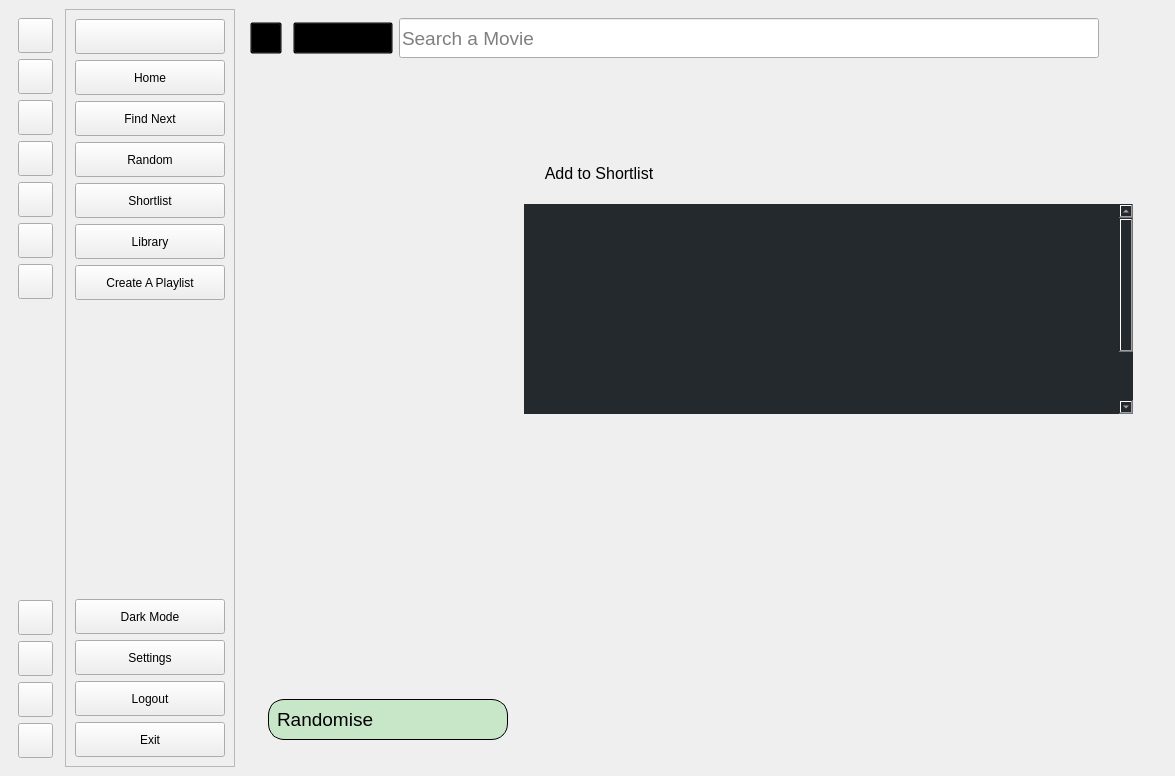
Before: the Qt Designer form UI/ui_main.ui in lakshya076/Cinematch, drawn with Qt 5.
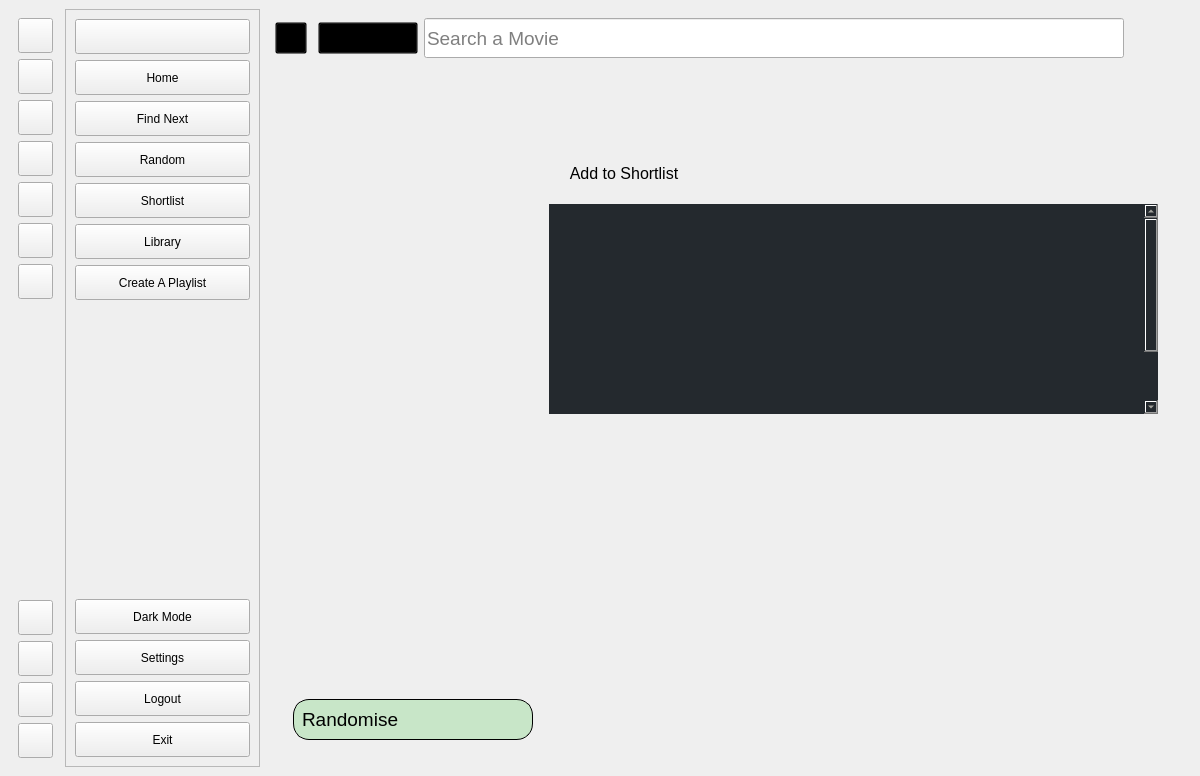
After: the same form once the commit is applied. The open tabs and pages were chosen to show the change. Icons and pictures are not drawn. Custom widgets are drawn as their Qt base class.

Diff of the .ui file:
```diff
--- a/UI/ui_main.ui
+++ b/UI/ui_main.ui
@@ -580,13 +580,13 @@
         <widget class="QPushButton" name="menu_expand">
          <property name="minimumSize">
           <size>
-           <width>150</width>
+           <width>175</width>
            <height>35</height>
           </size>
          </property>
          <property name="maximumSize">
           <size>
-           <width>150</width>
+           <width>175</width>
            <height>35</height>
           </size>
          </property>
@@ -621,13 +621,13 @@
         <widget class="QPushButton" name="home_expand">
          <property name="minimumSize">
           <size>
-           <width>150</width>
+           <width>175</width>
            <height>35</height>
           </size>
          </property>
          <property name="maximumSize">
           <size>
-           <width>150</width>
+           <width>175</width>
            <height>35</height>
           </size>
          </property>
@@ -666,13 +666,13 @@
         <widget class="QPushButton" name="findnext_expand">
          <property name="minimumSize">
           <size>
-           <width>150</width>
+           <width>175</width>
            <height>35</height>
           </size>
          </property>
          <property name="maximumSize">
           <size>
-           <width>150</width>
+           <width>175</width>
            <height>35</height>
           </size>
          </property>
@@ -711,13 +711,13 @@
         <widget class="QPushButton" name="random_expand">
          <property name="minimumSize">
           <size>
-           <width>150</width>
+           <width>175</width>
            <height>35</height>
           </size>
          </property>
          <property name="maximumSize">
           <size>
-           <width>150</width>
+           <width>175</width>
            <height>35</height>
           </size>
          </property>
@@ -756,13 +756,13 @@
         <widget class="QPushButton" name="shortlist_expand">
          <property name="minimumSize">
           <size>
-           <width>150</width>
+           <width>175</width>
            <height>35</height>
           </size>
          </property>
          <property name="maximumSize">
           <size>
-           <width>150</width>
+           <width>175</width>
            <height>35</height>
           </size>
          </property>
@@ -801,13 +801,13 @@
         <widget class="QPushButton" name="library_expand">
          <property name="minimumSize">
           <size>
-           <width>150</width>
+           <width>175</width>
            <height>35</height>
           </size>
          </property>
          <property name="maximumSize">
           <size>
-           <width>150</width>
+           <width>175</width>
            <height>35</height>
           </size>
          </property>
@@ -846,13 +846,13 @@
         <widget class="QPushButton" name="create_expand">
          <property name="minimumSize">
           <size>
-           <width>150</width>
+           <width>175</width>
            <height>35</height>
           </size>
          </property>
          <property name="maximumSize">
           <size>
-           <width>150</width>
+           <width>175</width>
            <height>35</height>
           </size>
          </property>
@@ -904,13 +904,13 @@
         <widget class="QPushButton" name="mode_expand">
          <property name="minimumSize">
           <size>
-           <width>150</width>
+           <width>175</width>
            <height>35</height>
           </size>
          </property>
          <property name="maximumSize">
           <size>
-           <width>150</width>
+           <width>175</width>
            <height>35</height>
           </size>
          </property>
@@ -948,13 +948,13 @@
         <widget class="QPushButton" name="settings_expand">
          <property name="minimumSize">
           <size>
-           <width>150</width>
+           <width>175</width>
            <height>35</height>
           </size>
          </property>
          <property name="maximumSize">
           <size>
-           <width>150</width>
+           <width>175</width>
            <height>35</height>
           </size>
          </property>
@@ -993,13 +993,13 @@
         <widget class="QPushButton" name="logout_expand">
          <property name="minimumSize">
           <size>
-           <width>150</width>
+           <width>175</width>
            <height>35</height>
           </size>
          </property>
          <property name="maximumSize">
           <size>
-           <width>150</width>
+           <width>175</width>
            <height>35</height>
           </size>
          </property>
@@ -1037,13 +1037,13 @@
         <widget class="QPushButton" name="exit_expand">
          <property name="minimumSize">
           <size>
-           <width>150</width>
+           <width>175</width>
            <height>35</height>
           </size>
          </property>
          <property name="maximumSize">
           <size>
-           <width>150</width>
+           <width>175</width>
            <height>35</height>
           </size>
          </property>
@@ -1840,31 +1840,31 @@
                  </property>
                  <property name="html">
                   <string>&lt;!DOCTYPE HTML PUBLIC &quot;-//W3C//DTD HTML 4.0//EN&quot; &quot;http://www.w3.org/TR/REC-html40/strict.dtd&quot;&gt;
-                      &lt;html&gt;&lt;head&gt;&lt;meta name=&quot;qrichtext&quot; content=&quot;1&quot; /&gt;&lt;style
-                      type=&quot;text/css&quot;&gt;
-                      p, li { white-space: pre-wrap; }
-                      &lt;/style&gt;&lt;/head&gt;&lt;body style=&quot; font-family:'MS Shell Dlg 2'; font-size:14pt;
-                      font-weight:400; font-style:normal;&quot;&gt;
-                      &lt;p style=&quot; margin-top:0px; margin-bottom:0px; margin-left:0px; margin-right:0px;
-                      -qt-block-indent:0; text-indent:0px;&quot;&gt; &lt;/p&gt;
-                      &lt;p style=&quot; margin-top:0px; margin-bottom:0px; margin-left:0px; margin-right:0px;
-                      -qt-block-indent:0; text-indent:0px;&quot;&gt; &lt;/p&gt;
-                      &lt;p style=&quot; margin-top:0px; margin-bottom:0px; margin-left:0px; margin-right:0px;
-                      -qt-block-indent:0; text-indent:0px;&quot;&gt; &lt;/p&gt;
-                      &lt;p style=&quot; margin-top:0px; margin-bottom:0px; margin-left:0px; margin-right:0px;
-                      -qt-block-indent:0; text-indent:0px;&quot;&gt; &lt;/p&gt;
-                      &lt;p style=&quot; margin-top:0px; margin-bottom:0px; margin-left:0px; margin-right:0px;
-                      -qt-block-indent:0; text-indent:0px;&quot;&gt; &lt;/p&gt;
-                      &lt;p style=&quot; margin-top:0px; margin-bottom:0px; margin-left:0px; margin-right:0px;
-                      -qt-block-indent:0; text-indent:0px;&quot;&gt; &lt;/p&gt;
-                      &lt;p style=&quot; margin-top:0px; margin-bottom:0px; margin-left:0px; margin-right:0px;
-                      -qt-block-indent:0; text-indent:0px;&quot;&gt; &lt;/p&gt;
-                      &lt;p style=&quot; margin-top:0px; margin-bottom:0px; margin-left:0px; margin-right:0px;
-                      -qt-block-indent:0; text-indent:0px;&quot;&gt; &lt;/p&gt;
-                      &lt;p style=&quot; margin-top:0px; margin-bottom:0px; margin-left:0px; margin-right:0px;
-                      -qt-block-indent:0; text-indent:0px;&quot;&gt; &lt;/p&gt;
-                      &lt;p style=&quot; margin-top:0px; margin-bottom:0px; margin-left:0px; margin-right:0px;
-                      -qt-block-indent:0; text-indent:0px;&quot;&gt; &lt;/p&gt;&lt;/body&gt;&lt;/html&gt;
+                   &lt;html&gt;&lt;head&gt;&lt;meta name=&quot;qrichtext&quot; content=&quot;1&quot; /&gt;&lt;style
+                   type=&quot;text/css&quot;&gt;
+                   p, li { white-space: pre-wrap; }
+                   &lt;/style&gt;&lt;/head&gt;&lt;body style=&quot; font-family:'MS Shell Dlg 2'; font-size:14pt;
+                   font-weight:400; font-style:normal;&quot;&gt;
+                   &lt;p style=&quot; margin-top:0px; margin-bottom:0px; margin-left:0px; margin-right:0px;
+                   -qt-block-indent:0; text-indent:0px;&quot;&gt; &lt;/p&gt;
+                   &lt;p style=&quot; margin-top:0px; margin-bottom:0px; margin-left:0px; margin-right:0px;
+                   -qt-block-indent:0; text-indent:0px;&quot;&gt; &lt;/p&gt;
+                   &lt;p style=&quot; margin-top:0px; margin-bottom:0px; margin-left:0px; margin-right:0px;
+                   -qt-block-indent:0; text-indent:0px;&quot;&gt; &lt;/p&gt;
+                   &lt;p style=&quot; margin-top:0px; margin-bottom:0px; margin-left:0px; margin-right:0px;
+                   -qt-block-indent:0; text-indent:0px;&quot;&gt; &lt;/p&gt;
+                   &lt;p style=&quot; margin-top:0px; margin-bottom:0px; margin-left:0px; margin-right:0px;
+                   -qt-block-indent:0; text-indent:0px;&quot;&gt; &lt;/p&gt;
+                   &lt;p style=&quot; margin-top:0px; margin-bottom:0px; margin-left:0px; margin-right:0px;
+                   -qt-block-indent:0; text-indent:0px;&quot;&gt; &lt;/p&gt;
+                   &lt;p style=&quot; margin-top:0px; margin-bottom:0px; margin-left:0px; margin-right:0px;
+                   -qt-block-indent:0; text-indent:0px;&quot;&gt; &lt;/p&gt;
+                   &lt;p style=&quot; margin-top:0px; margin-bottom:0px; margin-left:0px; margin-right:0px;
+                   -qt-block-indent:0; text-indent:0px;&quot;&gt; &lt;/p&gt;
+                   &lt;p style=&quot; margin-top:0px; margin-bottom:0px; margin-left:0px; margin-right:0px;
+                   -qt-block-indent:0; text-indent:0px;&quot;&gt; &lt;/p&gt;
+                   &lt;p style=&quot; margin-top:0px; margin-bottom:0px; margin-left:0px; margin-right:0px;
+                   -qt-block-indent:0; text-indent:0px;&quot;&gt; &lt;/p&gt;&lt;/body&gt;&lt;/html&gt;
                   </string>
                  </property>
                 </widget>
```
Left out of the diff: 118 changed lines with no effect on the pictures. Lines whose indentation alone changed are shown as unchanged.
